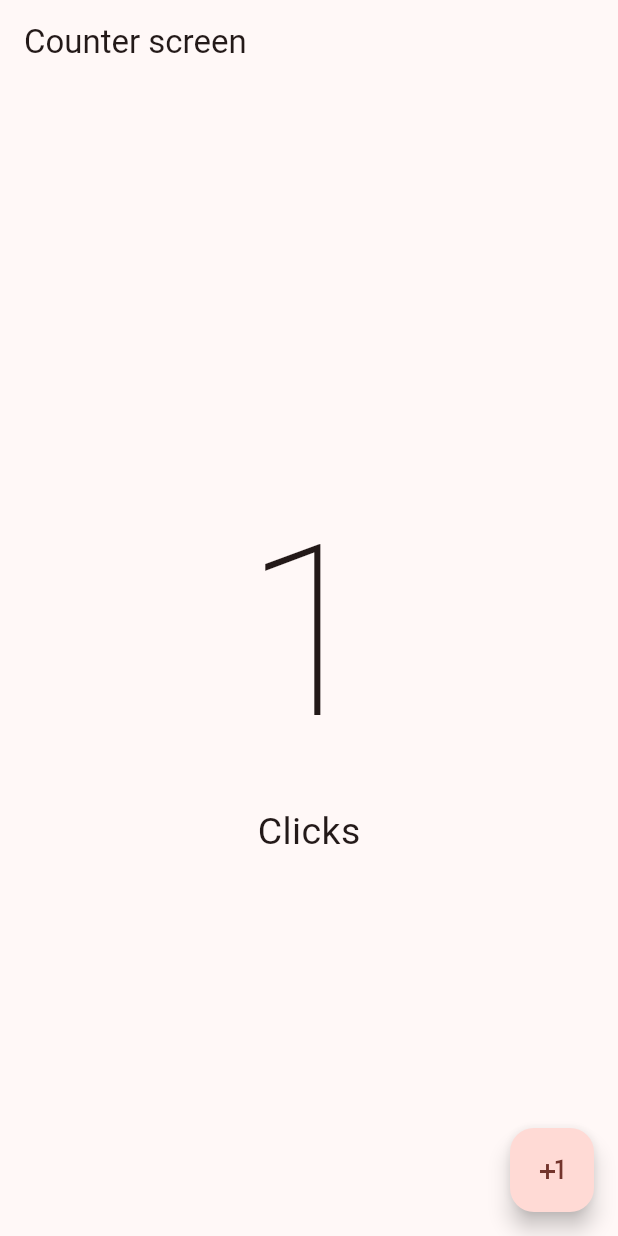
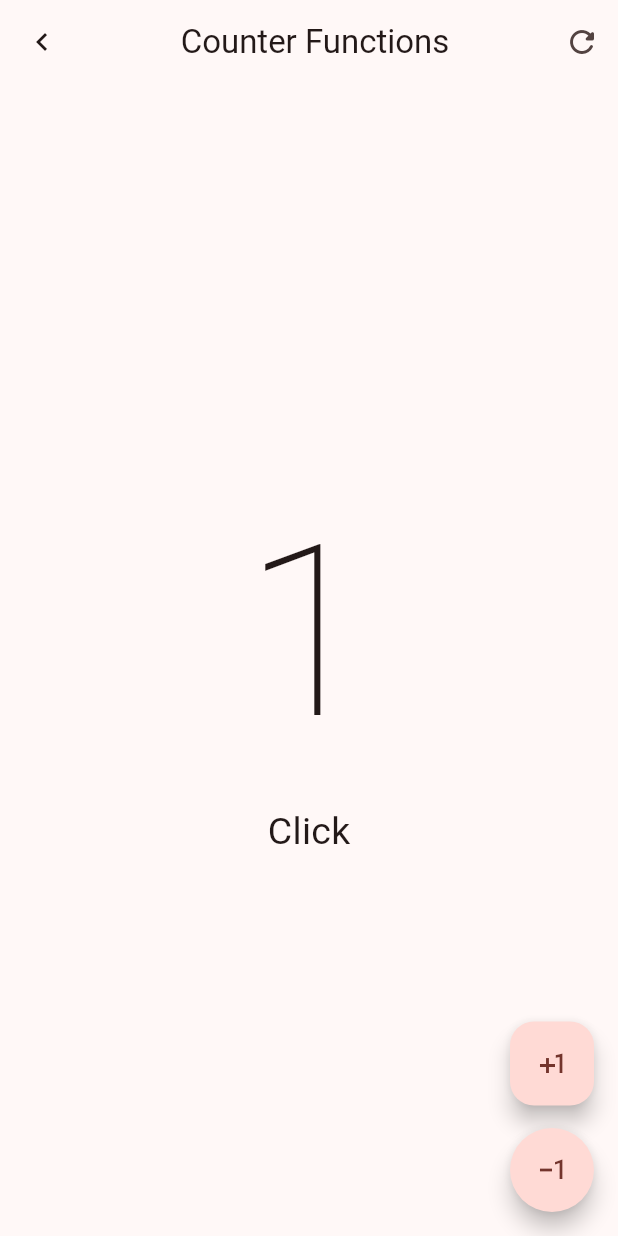
Before and after one commit to FerProx90/fluter-udemy-basico, a Flutter app: the screen it shows after launch, after a tap on the "plus one" icon, on a phone screen of 412 x 824 dp. Run offline on Flutter 3.47's test engine with Material 3 defaults, Android fonts, the phone set to English and light mode, and no system bars; missing offline and left inert: dart:ffi.

Commit message:
avance counter buttons

```diff
--- a/lib/main.dart
+++ b/lib/main.dart
@@ -1,5 +1,6 @@
 import 'package:flutter/material.dart';
-import 'package:hello_wordl/presentation/screens/counter/counter_screen.dart';
+import 'package:hello_wordl/presentation/screens/counter/counter_functions_screen.dart';
+// import 'package:hello_wordl/presentation/screens/counter/counter_screen.dart';
 
 void main() {
   runApp(const MyApp());
@@ -13,7 +14,7 @@ class MyApp extends StatelessWidget {
     return MaterialApp(
       theme: ThemeData(colorSchemeSeed: Colors.red),
       debugShowCheckedModeBanner: false,
-      home: const CounterScreen(),
+      home: const CounterFunctionScreen(),
     );
   }
 }
--- /dev/null
+++ b/lib/presentation/screens/counter/counter_functions_screen.dart
@@ -0,0 +1,78 @@
+import 'dart:ffi';
+
+import 'package:flutter/material.dart';
+
+class CounterFunctionScreen extends StatefulWidget {
+  const CounterFunctionScreen({super.key});
+
+  @override
+  State<CounterFunctionScreen> createState() => _CounterScreen();
+}
+
+class _CounterScreen extends State<CounterFunctionScreen> {
+  int clickCounter = 0;
+
+  @override
+  Widget build(BuildContext context) {
+    return Scaffold(
+      appBar: AppBar(
+        title: const Center(child: Text("Counter Functions")),
+        leading: IconButton(
+          onPressed: () {},
+          icon: const Icon(Icons.navigate_before),
+        ),
+        actions: [
+          IconButton(
+            onPressed: () {
+              setState(() {
+                clickCounter = 0;
+              });
+            },
+            icon: const Icon(Icons.refresh_rounded),
+          ),
+        ],
+      ),
+      body: Center(
+        child: Column(
+          mainAxisAlignment: MainAxisAlignment.center,
+          children: [
+            Text(
+              "$clickCounter",
+              style: const TextStyle(
+                fontSize: 160,
+                fontWeight: FontWeight.w100,
+              ),
+            ),
+            Text(
+              "Click${clickCounter == 1 ? "" : "s"}",
+              style: const TextStyle(fontSize: 25),
+            ),
+          ],
+        ),
+      ),
+      floatingActionButton: Column(
+        mainAxisAlignment: MainAxisAlignment.end,
+        children: [
+          FloatingActionButton(
+            onPressed: () {
+              setState(() {
+                clickCounter++;
+              });
+            },
+            child: const Icon(Icons.plus_one),
+          ),
+          const SizedBox(height: 15),
+          FloatingActionButton(
+            shape: const StadiumBorder(),
+            onPressed: () {
+              setState(() {
+                clickCounter--;
+              });
+            },
+            child: const Icon(Icons.exposure_minus_1_outlined),
+          ),
+        ],
+      ),
+    );
+  }
+}
--- a/lib/presentation/screens/counter/counter_screen.dart
+++ b/lib/presentation/screens/counter/counter_screen.dart
@@ -13,7 +13,7 @@ class _CounterScreen extends State<CounterScreen> {
   @override
   Widget build(BuildContext context) {
     return Scaffold(
-      appBar: AppBar(title: const Text("Counter screen")),
+      appBar: AppBar(title: const Center(child: Text("Counter screen"))),
       body: Center(
         child: Column(
           mainAxisAlignment: MainAxisAlignment.center,
@@ -25,7 +25,7 @@ class _CounterScreen extends State<CounterScreen> {
                 fontWeight: FontWeight.w100,
               ),
             ),
-            const Text("Clicks", style: TextStyle(fontSize: 25)),
+            Text("Click${clickCounter == 1 ? "" : "s"}", style: const TextStyle(fontSize: 25)),
           ],
         ),
       ),
```
